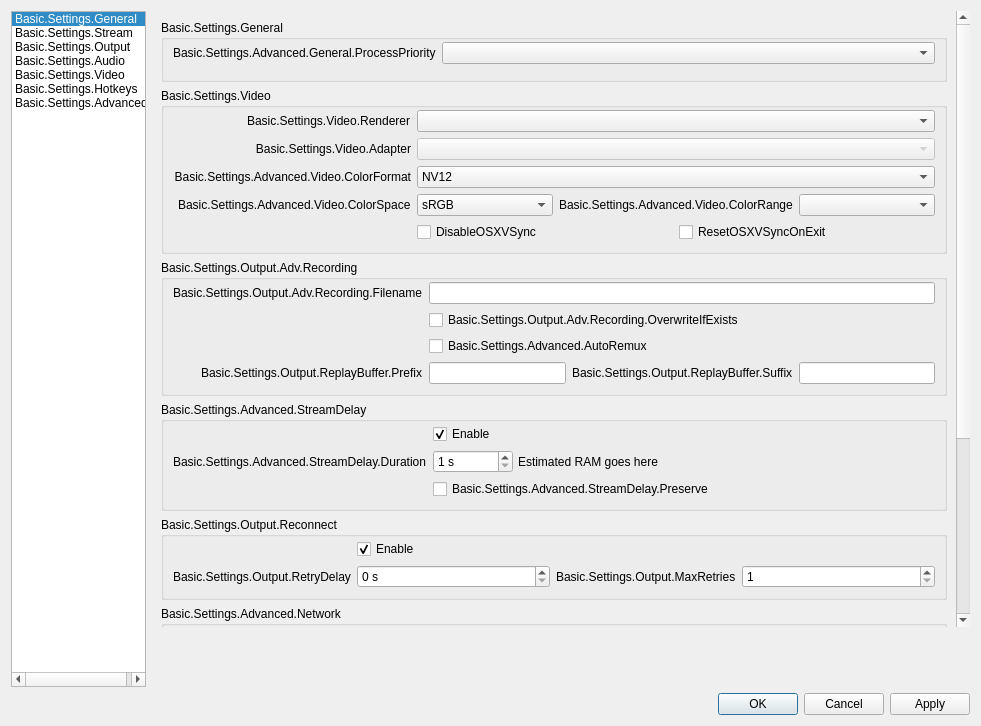
This is UI/forms/OBSBasicSettings.ui in obsproject/obs-studio as Qt 5 draws it before an edit. The edited form follows.
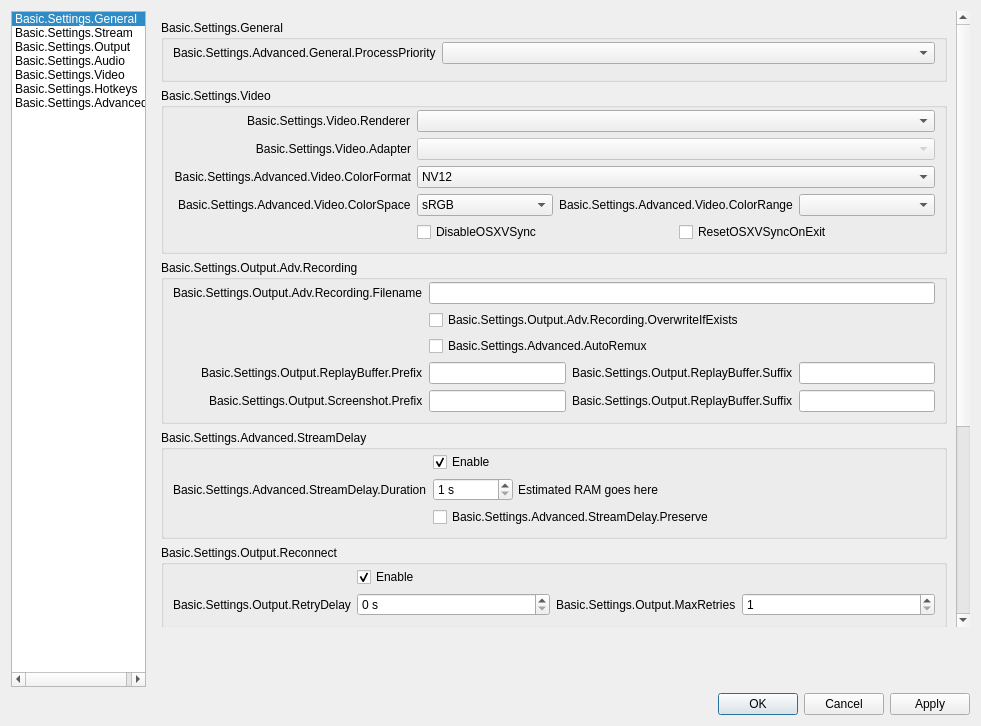
This is the edited form. The open tabs and pages were chosen to show the change. Icons and pictures are not drawn. Custom widgets are drawn as their Qt base class.

Commit message: UI: Add configurable prefix/suffix for Screenshots

Patch:
```diff
--- a/UI/forms/OBSBasicSettings.ui
+++ b/UI/forms/OBSBasicSettings.ui
@@ -4940,6 +4940,38 @@
                      </item>
                     </layout>
                    </item>
+                   <item row="4" column="1">
+                    <layout class="QHBoxLayout" name="horizontalLayout_26">
+                     <property name="leftMargin">
+                      <number>0</number>
+                     </property>
+                     <property name="topMargin">
+                      <number>0</number>
+                     </property>
+                     <property name="rightMargin">
+                      <number>0</number>
+                     </property>
+                     <property name="bottomMargin">
+                      <number>0</number>
+                     </property>
+                     <item>
+                      <widget class="QLineEdit" name="simpleScrPrefix"/>
+                     </item>
+                     <item>
+                      <widget class="QLabel" name="label_69">
+                       <property name="text">
+                        <string>Basic.Settings.Output.ReplayBuffer.Suffix</string>
+                       </property>
+                       <property name="buddy">
+                        <cstring>simpleScrSuffix</cstring>
+                       </property>
+                      </widget>
+                     </item>
+                     <item>
+                      <widget class="QLineEdit" name="simpleScrSuffix"/>
+                     </item>
+                    </layout>
+                   </item>
                    <item row="3" column="0">
                     <widget class="QLabel" name="label_57">
                      <property name="text">
@@ -4950,6 +4982,16 @@
                      </property>
                     </widget>
                    </item>
+                   <item row="4" column="0">
+                    <widget class="QLabel" name="label_68">
+                     <property name="text">
+                      <string>Basic.Settings.Output.Screenshot.Prefix</string>
+                     </property>
+                     <property name="buddy">
+                      <cstring>simpleScrPrefix</cstring>
+                     </property>
+                    </widget>
+                   </item>
                    <item row="1" column="0">
                     <spacer name="horizontalSpacer_10">
                      <property name="orientation">
```
The commit also changes 5 other files.
